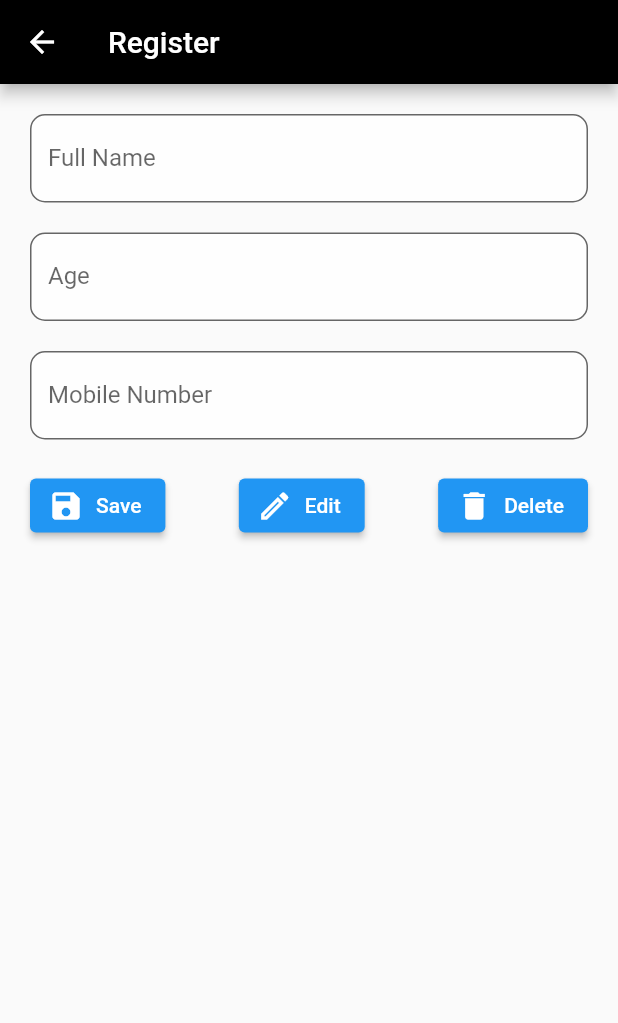
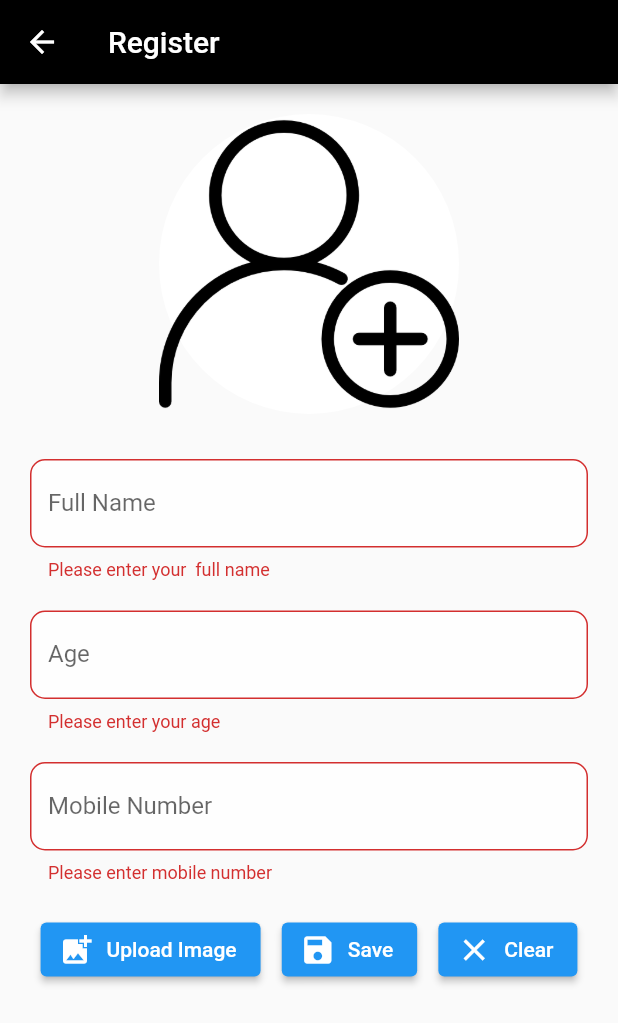
Before and after one commit to joyaljosephnote/Students_Data_App, a Flutter app: the StudentsRegister screen opened directly, after a tap on "Save", on a phone screen of 412 x 824 dp. Shown: the top 1023 px of the screen. Run offline on Flutter 3.47's test engine with Material 2 defaults, Android fonts, the phone set to English and light mode, and no system bars; our stand-ins replace hive, hive_flutter, image_picker; accounts and stored records are empty.

Commit message:
validation and image uploading successfull

```diff
--- a/lib/model/data_model.dart
+++ b/lib/model/data_model.dart
@@ -12,5 +12,16 @@ class StudentModel {
   @HiveField(2)
   final String age;
 
-  StudentModel({required this.name, required this.age, this.id});
+  @HiveField(3)
+  final String mobileNumber;
+
+  @HiveField(4)
+  final String images;
+
+  StudentModel(
+      {this.id,
+      required this.name,
+      required this.age,
+      required this.mobileNumber,
+      required this.images});
 }
--- a/lib/screens/home_screen.dart
+++ b/lib/screens/home_screen.dart
@@ -14,8 +14,8 @@ class _HomeScreenState extends State<HomeScreen> {
   int _currentSelectedIndex = 0;
 
   final _pages = [
+    StudentsRegister(),
     const StudentsList(),
-    StudentsRegister(),
   ];
   @override
   Widget build(BuildContext context) {
@@ -34,9 +34,9 @@ class _HomeScreenState extends State<HomeScreen> {
         },
         items: const [
           BottomNavigationBarItem(
+              icon: Icon(Icons.create), label: 'Add Student'),
+          BottomNavigationBarItem(
               icon: Icon(Icons.auto_stories_rounded), label: 'Students List'),
-          BottomNavigationBarItem(
-              icon: Icon(Icons.create), label: 'Add Student'),
         ],
       ),
     );
--- a/lib/screens/register.dart
+++ b/lib/screens/register.dart
@@ -1,13 +1,28 @@
+// import 'dart:js';
+
 import 'package:flutter/material.dart';
+import 'package:image_picker/image_picker.dart';
 import 'package:students_app/database/functions/db_functions.dart';
 import 'package:students_app/model/data_model.dart';
 
-class StudentsRegister extends StatelessWidget {
-  StudentsRegister({super.key});
+XFile? images;
 
+class StudentsRegister extends StatefulWidget {
+  const StudentsRegister({super.key});
+
+  @override
+  State<StudentsRegister> createState() => _StudentsRegisterState();
+}
+
+class _StudentsRegisterState extends State<StudentsRegister> {
   final _nameController = TextEditingController();
+
   final _ageController = TextEditingController();
+
   final _mobileNumberController = TextEditingController();
+
+  // ignore: non_constant_identifier_names
+  final _FormKey = GlobalKey<FormState>();
 
   @override
   Widget build(BuildContext context) {
@@ -17,14 +32,46 @@ class StudentsRegister extends StatelessWidget {
         title: const Text(
           'Register',
         ),
-        // actions: [Icon(showSearch(context: context, delegate: delegate))],
       ),
-      body: Container(
-        child: Padding(
+      body: ListView(
+        children: [
+          Padding(
             padding: const EdgeInsets.all(20.0),
+            child: Form(
+              key: _FormKey,
               child: Column(
                 children: [
-              TextField(
+                  GestureDetector(
+                    onTap: () {},
+                    child: CircleAvatar(
+                      radius: 100,
+                      backgroundColor: Colors.white,
+                      child: ClipRRect(
+                        child: Container(
+                          alignment: Alignment.center,
+                          decoration: const BoxDecoration(
+                            shape: BoxShape.rectangle,
+                            image: DecorationImage(
+                              image:
+                                  AssetImage("assets/images/studentImage.png"),
+                              fit: BoxFit.contain,
+                            ),
+                          ),
+                        ),
+                      ),
+                    ),
+                  ),
+                  const SizedBox(
+                    height: 30,
+                  ),
+                  TextFormField(
+                    validator: (value) {
+                      if (value == null || value.isEmpty) {
+                        return 'Please enter your  full name';
+                      } else {
+                        return null;
+                      }
+                    },
                     controller: _nameController,
                     decoration: InputDecoration(
                         labelText: 'Full Name',
@@ -36,7 +83,18 @@ class StudentsRegister extends StatelessWidget {
                         fillColor: Colors.white70),
                   ),
                   const SizedBox(height: 20),
-              TextField(
+                  TextFormField(
+                    keyboardType: TextInputType.number,
+                    validator: (value) {
+                      if (value == null || value.isEmpty) {
+                        return 'Please enter your age';
+                      } else if (int.parse(value) > 100 ||
+                          int.parse(value) < 18) {
+                        return 'Please enter a valid age';
+                      } else {
+                        return null;
+                      }
+                    },
                     controller: _ageController,
                     decoration: InputDecoration(
                         labelText: 'Age',
@@ -48,7 +106,20 @@ class StudentsRegister extends StatelessWidget {
                         fillColor: Colors.white70),
                   ),
                   const SizedBox(height: 20),
-              TextField(
+                  TextFormField(
+                    keyboardType: TextInputType.number,
+                    validator: (value) {
+                      String pattern = r'(^(?:[+0]9)?[0-9]{10,12}$)';
+                      RegExp regExp = RegExp(pattern);
+                      if (value == null ||
+                          value.isEmpty ||
+                          value.length != 10) {
+                        return 'Please enter mobile number';
+                      } else if (!regExp.hasMatch(value)) {
+                        return 'Please enter valid mobile number';
+                      }
+                      return null;
+                    },
                     controller: _mobileNumberController,
                     decoration: InputDecoration(
                         labelText: 'Mobile Number',
@@ -61,29 +132,32 @@ class StudentsRegister extends StatelessWidget {
                   ),
                   const SizedBox(height: 20),
                   Row(
-                mainAxisAlignment: MainAxisAlignment.spaceBetween,
+                    mainAxisAlignment: MainAxisAlignment.spaceAround,
                     children: [
                       ElevatedButton.icon(
                         onPressed: () {
-                      onAddStudententButtonClicked();
-                      _nameController.clear();
+                          images = null;
+                          uploadImage(context);
+                        },
+                        icon: const Icon(Icons.add_photo_alternate),
+                        label: const Text('Upload Image'),
+                      ),
+                      ElevatedButton.icon(
+                        onPressed: () {
+                          if (_FormKey.currentState!.validate()) {
+                            onAddStudententButtonClicked(context);
+                            textFeildClear();
+                          }
                         },
                         icon: const Icon(Icons.save),
                         label: const Text('Save'),
                       ),
                       ElevatedButton.icon(
                         onPressed: () {
-                      _ageController.clear();
+                          textFeildClear();
                         },
-                    icon: const Icon(Icons.edit_outlined),
-                    label: const Text('Edit'),
-                  ),
-                  ElevatedButton.icon(
-                    onPressed: () {
-                      _mobileNumberController.clear();
-                    },
-                    icon: const Icon(Icons.delete),
-                    label: const Text('Delete'),
+                        icon: const Icon(Icons.clear),
+                        label: const Text('Clear'),
                       ),
                     ],
                   ),
@@ -91,19 +165,106 @@ class StudentsRegister extends StatelessWidget {
               ),
             ),
           ),
+        ],
+      ),
     );
   }
 
-  Future<void> onAddStudententButtonClicked() async {
+  Future<void> onAddStudententButtonClicked(context) async {
+    // ignore: no_leading_underscores_for_local_identifiers
     final _name = _nameController.text.trim();
+    // ignore: no_leading_underscores_for_local_identifiers
     final _age = _ageController.text.trim();
-    if (_name.isEmpty || _age.isEmpty) {
+    // ignore: no_leading_underscores_for_local_identifiers
+    final _mobileNumber = _mobileNumberController.text.trim();
+    if (_name.isEmpty || _age.isEmpty || _mobileNumber.isEmpty) {
       return;
-    }
+    } else if (images == null) {
+      imageError();
+    } else {
+      _FormKey.currentState!.reset;
+      // ignore: avoid_print
       print('$_name  $_age');
 
-    final _student = StudentModel(name: _name, age: _age);
+      // ignore: no_leading_underscores_for_local_identifiers
+      final _student = StudentModel(
+          name: _name,
+          age: _age,
+          mobileNumber: _mobileNumber,
+          images: images!.path);
 
       addStudent(_student);
+      images = null;
+      showDialog(
+        context: context,
+        builder: (context) => const AlertDialog(
+          actions: [
+            Align(
+              child: Text('Registration Successful'),
+            )
+          ],
+        ),
+      );
     }
   }
+
+  uploadImage(context) {
+    showModalBottomSheet(
+      context: context,
+      builder: (context) => SizedBox(
+        height: 140,
+        width: double.infinity,
+        child: Column(
+          children: [
+            ListTile(
+              onTap: () async {
+                Navigator.pop(context);
+                images = await pickImage(ImageSource.camera);
+              },
+              leading: IconButton(
+                  onPressed: () async {
+                    Navigator.pop(context);
+                    images = await pickImage(ImageSource.camera);
+                  },
+                  icon: const Icon(Icons.camera_enhance)),
+              title: const Text('Camera'),
+            ),
+            ListTile(
+              onTap: () async {
+                Navigator.pop(context);
+                images = await pickImage(ImageSource.gallery);
+              },
+              leading: IconButton(
+                  onPressed: () async {
+                    Navigator.pop(context);
+                    images = await pickImage(ImageSource.gallery);
+                  },
+                  icon: const Icon(Icons.photo)),
+              title: const Text('Gallery'),
+            ),
+          ],
+        ),
+      ),
+    );
+  }
+
+  imageError() {
+    const snakbar = SnackBar(
+      content: Text('Upload image and continue'),
+      margin: EdgeInsets.all(30),
+      behavior: SnackBarBehavior.floating,
+    );
+    ScaffoldMessenger.of(context).showSnackBar(snakbar);
+  }
+
+  Future<XFile?> pickImage(ImageSource imageSource) async {
+    final image = await ImagePicker().pickImage(source: imageSource);
+    return image;
+  }
+
+  void textFeildClear() {
+    _nameController.clear();
+    _ageController.clear();
+    _mobileNumberController.clear();
+  }
+}
```
Also changed, not shown: pubspec.yaml (+7 -3 lines), assets/images/studentImage.png (added), lib/model/data_model.g.dart, pubspec.lock, 5 other files. Lines whose indentation alone changed are shown as unchanged.
